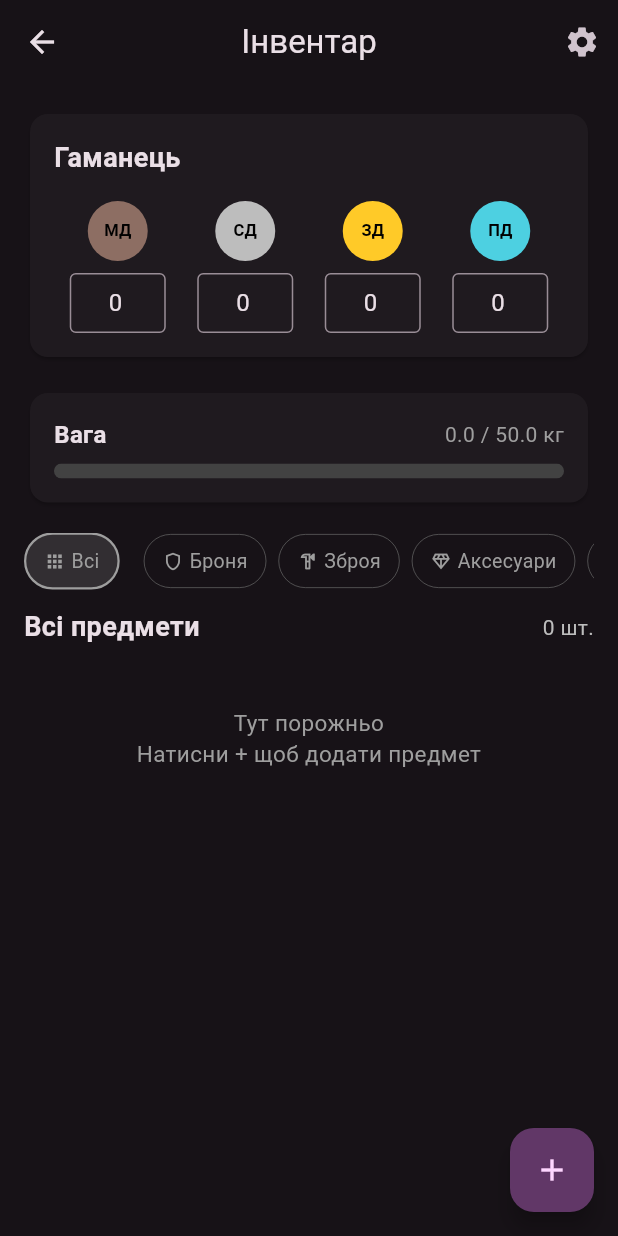
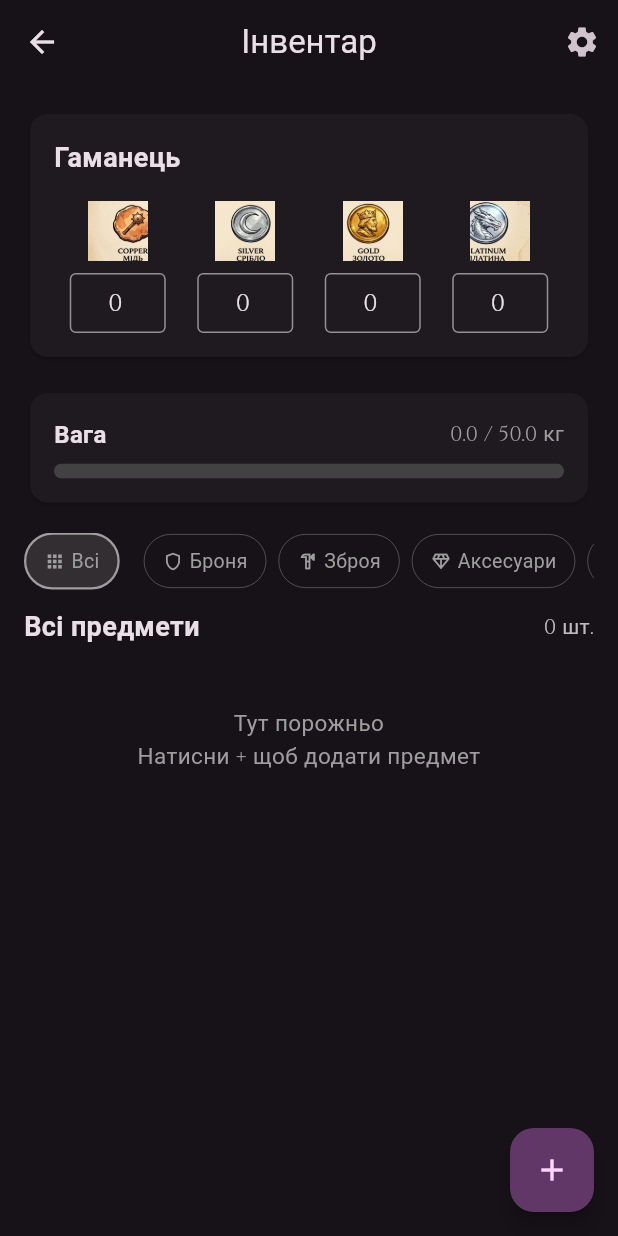
Before and after one commit to Neitmar/dnd-ua, a Flutter app: the InventoryScreen screen opened directly, on a phone screen of 412 x 824 dp. Run offline on Flutter 3.47's test engine with Material 3 defaults, Android fonts, the phone set to English and light mode, and no system bars; our stand-ins replace flutter_svg, shared_preferences; accounts and stored records are empty.

Commit message:
fix assets and fonts loading

```diff
--- a/lib/constants/app_assets.dart
+++ b/lib/constants/app_assets.dart
@@ -2,8 +2,12 @@
 class AppAssets {
   // Фони
   static const String bgTavern        = 'assets/images/bg_tavern.jpg';
-  static const String bgParchment     = 'assets/images/bg_tavern.jpg'; // fallback на основний фон
-  static const String bgParchmentDark = 'assets/images/bg_tavern.jpg'; // fallback
+  static const String bgParchment     = 'assets/images/bg_parchment.jpg';
+  static const String bgParchmentDark = 'assets/images/bg_parchment_dark.jpg';
+  static const String bgParchmentV1Light = 'assets/images/bg_parchment_v1_light.jpg';
+  static const String bgParchmentV2Sand  = 'assets/images/bg_parchment_v2_sand.jpg';
+  static const String bgParchmentV3Warm  = 'assets/images/bg_parchment_v3_warm.jpg';
+  static const String bgParchmentV4Dark  = 'assets/images/bg_parchment_v4_dark.jpg';
 
   // Крила
   static const String wingDemon = 'assets/images/wing_demon.png';
--- a/lib/main.dart
+++ b/lib/main.dart
@@ -25,6 +25,7 @@ class DndApp extends StatelessWidget {
           seedColor: const Color(0xFF7B2D8B),
           brightness: Brightness.dark,
         ),
+        fontFamily: 'Cinzel',
         useMaterial3: true,
       ),
       home: const MainScreen(),
--- a/lib/screens/inventory_screen.dart
+++ b/lib/screens/inventory_screen.dart
@@ -3,6 +3,7 @@ import 'dart:async';
 import 'package:flutter/material.dart';
 import 'package:flutter/services.dart';
 import 'package:provider/provider.dart';
+import '../constants/app_assets.dart';
 import '../providers/app_state.dart';
 import '../services/localization_service.dart';
 import '../widgets/settings_dialog.dart';
@@ -58,6 +59,23 @@ extension ItemCategoryExtension on ItemCategory {
         return Colors.purple.shade300;
       case ItemCategory.accessory:
         return Colors.cyan.shade300;
+    }
+  }
+
+  String get imagePath {
+    switch (this) {
+      case ItemCategory.potion:
+        return AppAssets.invPotion;
+      case ItemCategory.armor:
+        return AppAssets.invArmor;
+      case ItemCategory.weapon:
+        return AppAssets.invWeapon;
+      case ItemCategory.useful:
+        return AppAssets.invUseful;
+      case ItemCategory.quest:
+        return AppAssets.invQuest;
+      case ItemCategory.accessory:
+        return AppAssets.invAccessories;
     }
   }
 }
@@ -230,7 +248,7 @@ class _InventoryScreenState extends State<InventoryScreen> {
                         ),
                         decoration: BoxDecoration(
                           color: isSelected
-                              ? cat.color.withOpacity(0.2)
+                              ? cat.color.withAlpha((0.2 * 255).round())
                               : Colors.transparent,
                           border: Border.all(
                             color: isSelected ? cat.color : Colors.grey,
@@ -256,7 +274,7 @@ class _InventoryScreenState extends State<InventoryScreen> {
                 if (_getSubcategories(selectedCategory).isNotEmpty) ...[
                   const SizedBox(height: 12),
                   DropdownButtonFormField<String>(
-                    value:
+                    initialValue:
                         _getSubcategories(
                           selectedCategory,
                         ).any((s) => s['key'] == selectedSubcategory)
@@ -443,24 +461,28 @@ class _InventoryScreenState extends State<InventoryScreen> {
                   state.copper,
                   Colors.brown.shade400,
                   (v) => state.update(() => state.copper = v),
+                  AppAssets.coinCopper,
                 ),
                 _buildCoin(
                   'СД',
                   state.silver,
                   Colors.grey.shade400,
                   (v) => state.update(() => state.silver = v),
+                  AppAssets.coinSilver,
                 ),
                 _buildCoin(
                   'ЗД',
                   state.gold,
                   Colors.amber.shade400,
                   (v) => state.update(() => state.gold = v),
+                  AppAssets.coinGold,
                 ),
                 _buildCoin(
                   'ПД',
                   state.platinum,
                   Colors.cyan.shade300,
                   (v) => state.update(() => state.platinum = v),
+                  AppAssets.coinPlatinum,
                 ),
               ],
             ),
@@ -475,11 +497,16 @@ class _InventoryScreenState extends State<InventoryScreen> {
     int value,
     Color color,
     Function(int) onChanged,
+    String iconPath,
   ) {
     final controller = TextEditingController(text: value.toString());
     return Column(
       children: [
-        CircleAvatar(
+        Image.asset(
+          iconPath,
+          width: 40,
+          height: 40,
+          errorBuilder: (_, _, _) => CircleAvatar(
             backgroundColor: color,
             radius: 20,
             child: Text(
@@ -488,6 +515,7 @@ class _InventoryScreenState extends State<InventoryScreen> {
                 fontSize: 11,
                 fontWeight: FontWeight.bold,
                 color: Colors.black,
+              ),
             ),
           ),
         ),
@@ -596,9 +624,21 @@ class _InventoryScreenState extends State<InventoryScreen> {
     IconData icon, {
     Color? color,
     VoidCallback? onTap,
+    String? imagePath,
   }) {
     final isSelected = _selectedCategory == cat;
     final chipColor = color ?? Colors.grey;
+    final iconColor = isSelected ? chipColor : Colors.grey;
+    final leadingIcon = imagePath != null
+        ? Image.asset(
+            imagePath,
+            width: 16,
+            height: 16,
+            color: iconColor,
+            colorBlendMode: BlendMode.srcIn,
+            errorBuilder: (_, _, _) => Icon(icon, size: 14, color: iconColor),
+          )
+        : Icon(icon, size: 14, color: iconColor);
     return GestureDetector(
       onTap:
           onTap ??
@@ -613,7 +653,7 @@ class _InventoryScreenState extends State<InventoryScreen> {
       child: Container(
         padding: const EdgeInsets.symmetric(horizontal: 12, vertical: 8),
         decoration: BoxDecoration(
-          color: isSelected ? chipColor.withOpacity(0.2) : Colors.transparent,
+          color: isSelected ? chipColor.withAlpha((0.2 * 255).round()) : Colors.transparent,
           border: Border.all(
             color: isSelected ? chipColor : Colors.grey.shade700,
             width: isSelected ? 1.5 : 0.5,
@@ -623,7 +663,7 @@ class _InventoryScreenState extends State<InventoryScreen> {
         child: Row(
           mainAxisSize: MainAxisSize.min,
           children: [
-            Icon(icon, size: 14, color: isSelected ? chipColor : Colors.grey),
+            leadingIcon,
             const SizedBox(width: 4),
             Text(
               label,
@@ -711,7 +751,7 @@ class _InventoryScreenState extends State<InventoryScreen> {
                     ),
                     child: CircleAvatar(
                       backgroundColor: isEquipped
-                          ? cat.color.withOpacity(0.3)
+                          ? cat.color.withAlpha((0.3 * 255).round())
                           : Colors.grey.shade800,
                       child: Icon(
                         cat.icon,
@@ -735,7 +775,7 @@ class _InventoryScreenState extends State<InventoryScreen> {
                             vertical: 2,
                           ),
                           decoration: BoxDecoration(
-                            color: cat.color.withOpacity(0.2),
+                            color: cat.color.withAlpha((0.2 * 255).round()),
                             borderRadius: BorderRadius.circular(8),
                           ),
                           child: Text(
```
Also changed, not shown: lib/screens/main_screen.dart (+26 -12 lines), lib/screens/tavern_screen.dart (+6 -1 lines), lib/widgets/dnd_ui_widgets.dart (+4 -5 lines), pubspec.yaml (+5 -2 lines). Lines whose indentation alone changed are shown as unchanged.
